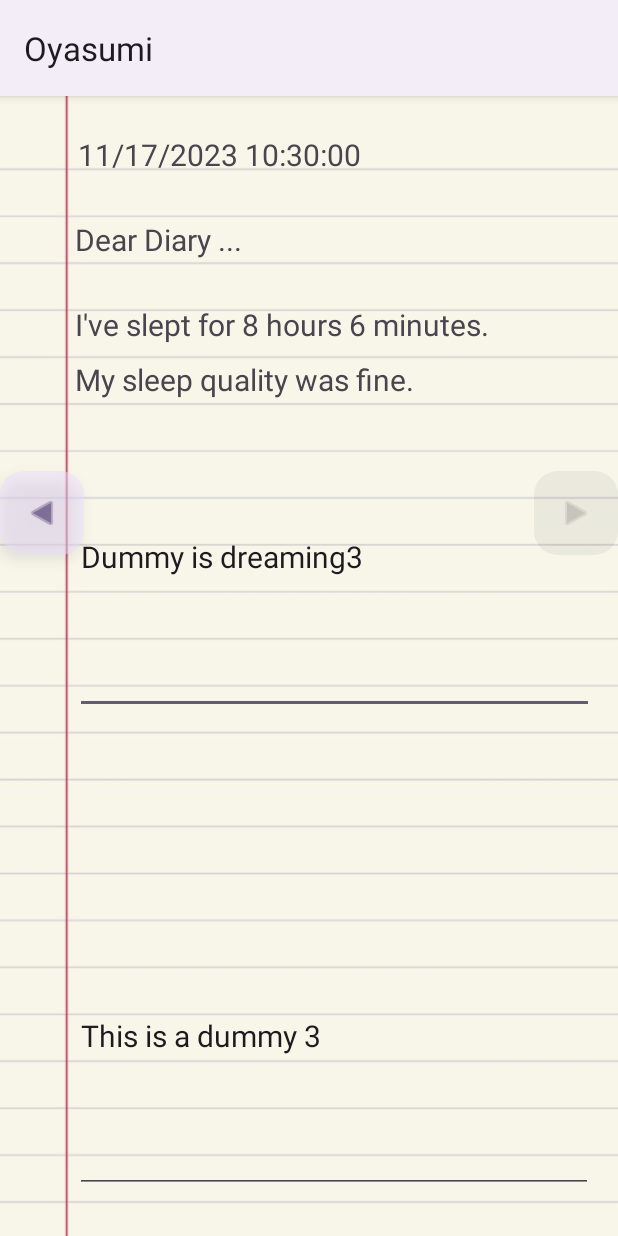
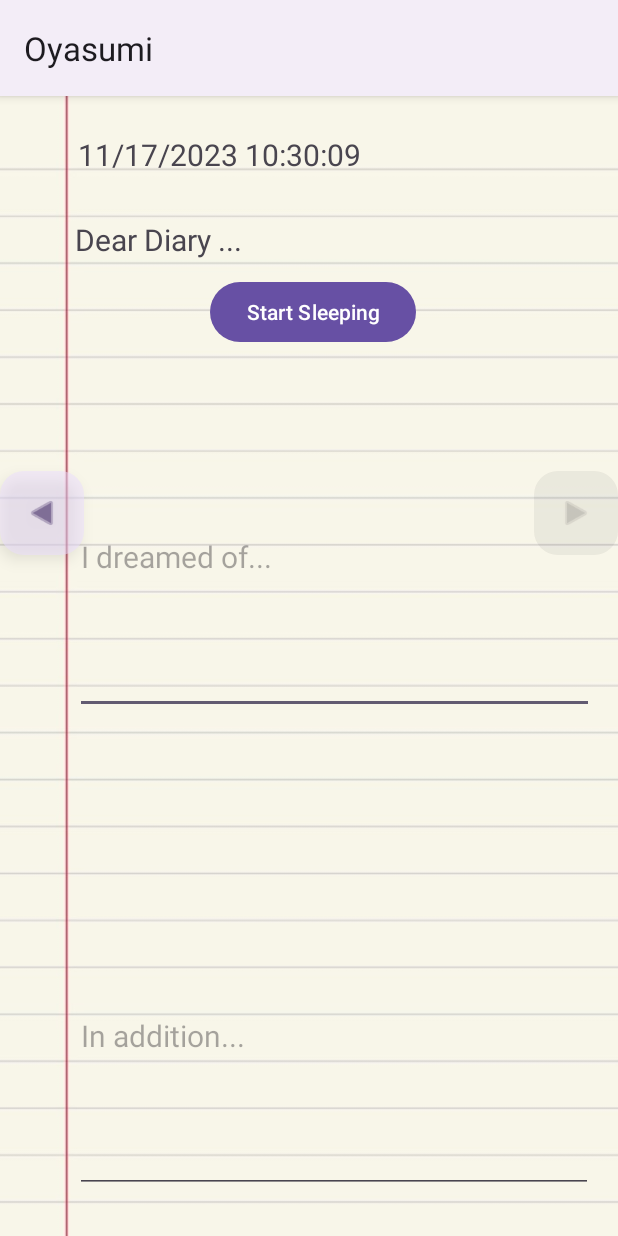
Before and after one commit to krirk-n/Oyasumi, an Android app: the screen it shows after launch (MainActivity), after a tap on an icon or button, on a phone screen of 412 x 824 dp. Run offline under Robolectric (Android 15) with nearby library versions, the phone set to English and light mode, and no system bars; 1 other tap on this screen came first.

Commit message:
add emptypage for upcomming sleep

```diff
--- a/app/src/main/java/com/cs407/oyasumi/MainActivity.java
+++ b/app/src/main/java/com/cs407/oyasumi/MainActivity.java
@@ -7,6 +7,7 @@
 import android.os.Bundle;
 import android.util.Log;
 import android.view.View;
+import android.widget.Button;
 import android.widget.EditText;
 import android.widget.TextView;
 
@@ -28,6 +29,7 @@
     EditText additionEditText;
     FloatingActionButton prevFloatingActionButton;
     FloatingActionButton nextFloatingActionButton;
+    Button sleepButton;
     Note currentNote;
     private int currentPage = -1;
     private int notesSize = 0;
@@ -41,14 +43,19 @@
 
         prevFloatingActionButton = (FloatingActionButton) findViewById(R.id.prevFloatingActionButton);
         nextFloatingActionButton = (FloatingActionButton) findViewById(R.id.nextFloatingActionButton);
+        sleepButton = (Button) findViewById(R.id.sleepButton);
 
         prevFloatingActionButton.setOnClickListener(new View.OnClickListener() {
             @Override
             public void onClick(View v) {
-                currentPage--;
+                if (currentPage == -1) {
+                    currentPage = notesSize-1;
+                } else {
+                    currentPage--;
+                    saveDreamAndAdditionalNote();
+                }
+                resetUI();
                 Log.i("currentPage", String.valueOf(currentPage));
-                saveDreamAndAdditionalNote();
-                resetUI();
                 checkButtons();
             }
         });
@@ -56,9 +63,14 @@
             @Override
             public void onClick(View v) {
                 currentPage++;
+                if (currentPage >= notesSize) {
+                    currentPage = -1;
+                    loadEmptyPage();
+                } else {
+                    saveDreamAndAdditionalNote();
+                    resetUI();
+                }
                 Log.i("currentPage", String.valueOf(currentPage));
-                saveDreamAndAdditionalNote();
-                resetUI();
                 checkButtons();
             }
         });
@@ -67,27 +79,47 @@
         DBHelper dbHelper = new DBHelper(sqLiteDatabase);
         ArrayList<Note> notes = dbHelper.readNotes();
         notesSize = notes.size();
-        currentPage = notesSize-1;
-        Log.i("currentPage", "Current page: " + String.valueOf(currentPage));
-        Note recentNote = notes.get(currentPage); // show the recent note
-        currentNote = recentNote; // will change after having todayPage
+
+        // Empty page for upcoming sleep
         checkButtons();
         dateTextView = (TextView) findViewById(R.id.dateTextView);
         sleepDurationTextView = (TextView) findViewById(R.id.sleepDurationTextView);
         sleepQualityTextView = (TextView) findViewById(R.id.sleepQualityTextView);
         dreamEditText = (EditText) findViewById(R.id.dreamEditText);
         additionEditText = (EditText) findViewById(R.id.additionEditText);
-        dateTextView.setText(recentNote.getDate());
-        sleepDurationTextView.setText("I've slept for " + recentNote.getSleepDuration() / 3600 + " hours "
-            + (recentNote.getSleepDuration() % 3600) / 60 + " minutes."); // assume we get seconds from sleep duration
-        sleepQualityTextView.setText("My sleep quality was " + recentNote.getSleepQuality() + ".");
-        dreamEditText.setText(recentNote.getDreamNote());
-        additionEditText.setText(recentNote.getAdditionalNote());
+        DateFormat dateFormat = new SimpleDateFormat("MM/dd/yyyy HH:mm:ss");
+        String currentDate = dateFormat.format(new Date());
+        dateTextView.setText(currentDate);
+        sleepDurationTextView.setText("");
+        sleepQualityTextView.setText("");
+
+//        SQLiteDatabase sqLiteDatabase = context.openOrCreateDatabase("notes", Context.MODE_PRIVATE, null);
+//        DBHelper dbHelper = new DBHelper(sqLiteDatabase);
+//        ArrayList<Note> notes = dbHelper.readNotes();
+//        notesSize = notes.size();
+//        currentPage = notesSize-1;
+//        Log.i("currentPage", "Current page: " + String.valueOf(currentPage));
+//        Note recentNote = notes.get(currentPage); // show the recent note
+//        currentNote = recentNote; // will change after having todayPage
+//        checkButtons();
+//        dateTextView = (TextView) findViewById(R.id.dateTextView);
+//        sleepDurationTextView = (TextView) findViewById(R.id.sleepDurationTextView);
+//        sleepQualityTextView = (TextView) findViewById(R.id.sleepQualityTextView);
+//        dreamEditText = (EditText) findViewById(R.id.dreamEditText);
+//        additionEditText = (EditText) findViewById(R.id.additionEditText);
+//        dateTextView.setText(recentNote.getDate());
+//        sleepDurationTextView.setText("I've slept for " + recentNote.getSleepDuration() / 3600 + " hours "
+//            + (recentNote.getSleepDuration() % 3600) / 60 + " minutes."); // assume we get seconds from sleep duration
+//        sleepQualityTextView.setText("My sleep quality was " + recentNote.getSleepQuality() + ".");
+//        dreamEditText.setText(recentNote.getDreamNote());
+//        additionEditText.setText(recentNote.getAdditionalNote());
     }
 
     public void checkButtons() {
-        prevFloatingActionButton.setEnabled(currentPage > 0);
-        nextFloatingActionButton.setEnabled(currentPage < notesSize-1); // -1
+        prevFloatingActionButton.setEnabled(currentPage > 0 || currentPage == -1);
+        nextFloatingActionButton.setEnabled(currentPage != -1);
+        if (currentPage == -1) sleepButton.setVisibility(View.VISIBLE);
+        else sleepButton.setVisibility(View.GONE);
     }
 
     public void resetUI() {
@@ -96,17 +128,22 @@
         DBHelper dbHelper = new DBHelper(sqLiteDatabase);
         ArrayList<Note> notes = dbHelper.readNotes();
         currentNote = notes.get(currentPage); // show the recent note
-        dateTextView = (TextView) findViewById(R.id.dateTextView);
-        sleepDurationTextView = (TextView) findViewById(R.id.sleepDurationTextView);
-        sleepQualityTextView = (TextView) findViewById(R.id.sleepQualityTextView);
-        dreamEditText = (EditText) findViewById(R.id.dreamEditText);
-        additionEditText = (EditText) findViewById(R.id.additionEditText);
         dateTextView.setText(currentNote.getDate());
         sleepDurationTextView.setText("I've slept for " + currentNote.getSleepDuration() / 3600 + " hours "
                 + (currentNote.getSleepDuration() % 3600) / 60 + " minutes."); // assume we get seconds from sleep duration
         sleepQualityTextView.setText("My sleep quality was " + currentNote.getSleepQuality() + ".");
         dreamEditText.setText(currentNote.getDreamNote());
         additionEditText.setText(currentNote.getAdditionalNote());
+    }
+
+    public void loadEmptyPage() {
+        DateFormat dateFormat = new SimpleDateFormat("MM/dd/yyyy HH:mm:ss");
+        String currentDate = dateFormat.format(new Date());
+        dateTextView.setText(currentDate);
+        sleepDurationTextView.setText("");
+        sleepQualityTextView.setText("");
+        dreamEditText.setText("");
+        additionEditText.setText("");
     }
 
     public void saveDreamAndAdditionalNote() {
--- a/app/src/main/res/layout/activity_main.xml
+++ b/app/src/main/res/layout/activity_main.xml
@@ -28,6 +28,16 @@
         android:clickable="true"
         android:src="@android:drawable/ic_media_play"
         app:layout_constraintRight_toRightOf="parent"
+        app:layout_constraintTop_toTopOf="parent" />
+
+    <Button
+        android:id="@+id/sleepButton"
+        android:layout_width="wrap_content"
+        android:layout_height="wrap_content"
+        android:layout_marginStart="140dp"
+        android:layout_marginTop="120dp"
+        android:text="Start Sleeping"
+        app:layout_constraintStart_toStartOf="parent"
         app:layout_constraintTop_toTopOf="parent" />
 
     <ScrollView
```
